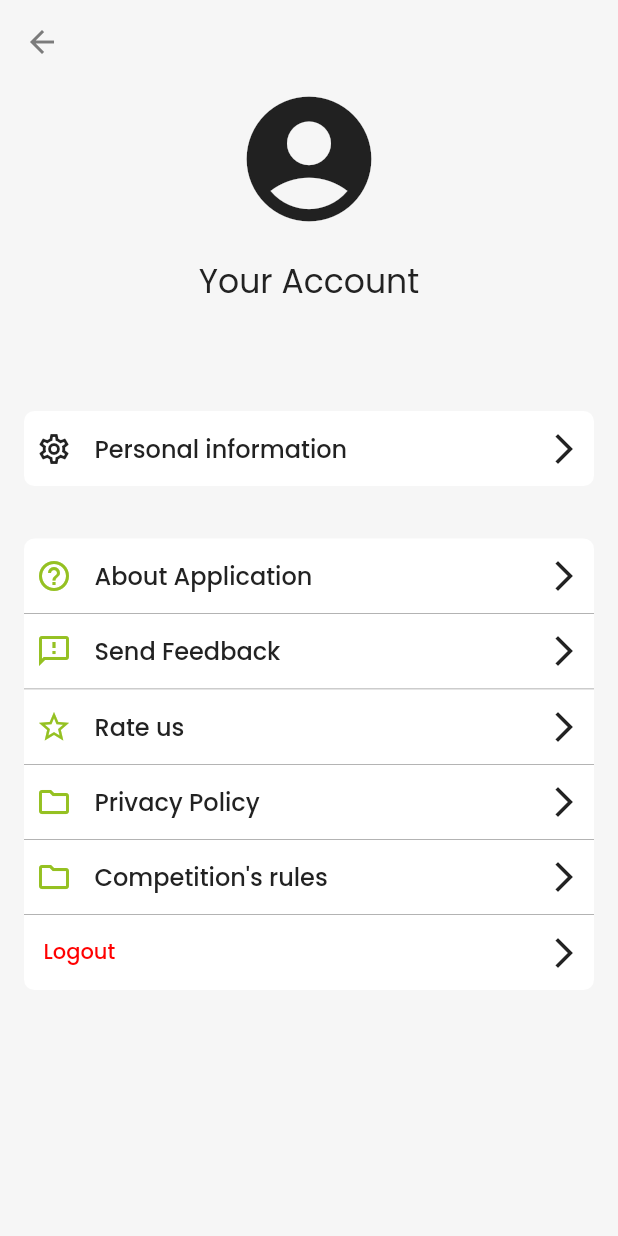
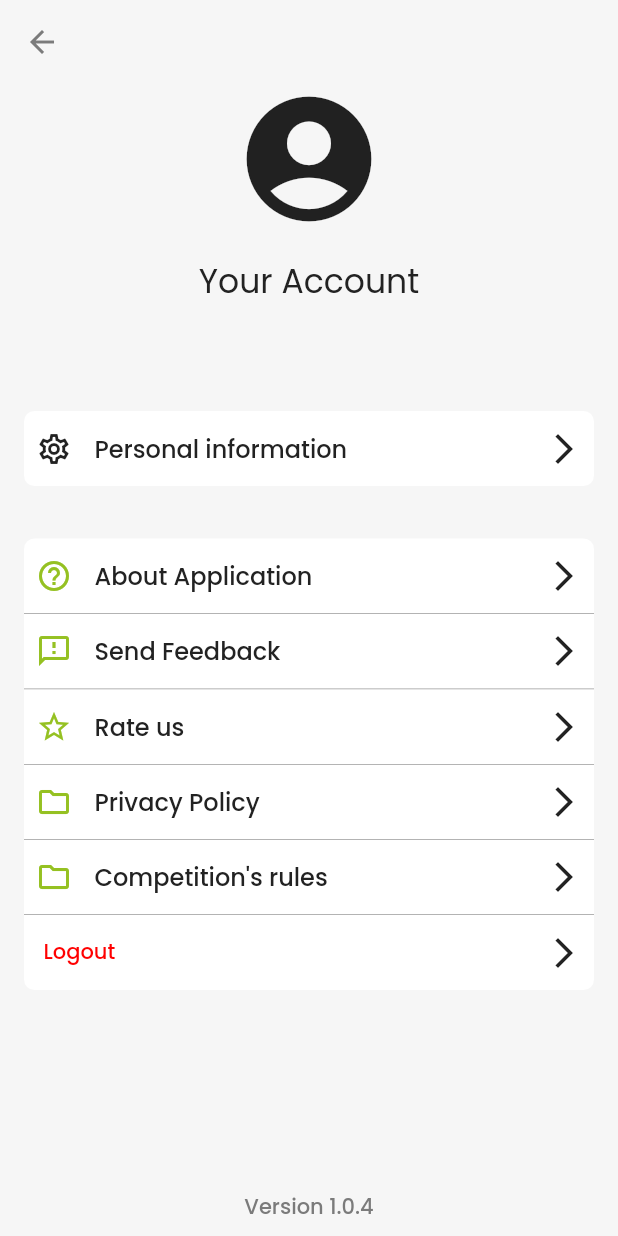
Before and after one commit to ZieloneGliwice/zielone_gliwice_mobile, a Flutter app: the SettingsPage screen opened by its route, on a phone screen of 412 x 824 dp. Run offline on Flutter 3.47's test engine with Material 2 defaults, Android fonts, the light colour scheme and no system bars; our stand-ins replace carousel_slider, dio, firebase_analytics, firebase_auth, firebase_core, firebase_crashlytics and 11 more; accounts and stored records are empty; project files that could hold a hidden picture were left out.

Commit message:
Added current version text in settings

```diff
--- a/lib/settings/settings_page.dart
+++ b/lib/settings/settings_page.dart
@@ -2,7 +2,7 @@ import 'dart:io';
 
 import 'package:flutter/material.dart';
 import 'package:get/get.dart';
-// import 'package:package_info_plus/package_info_plus.dart';
+import 'package:package_info_plus/package_info_plus.dart';
 import 'package:url_launcher/url_launcher.dart';
 
 import '../about_app/about_app_page.dart';
@@ -35,12 +35,11 @@ class SettingsPage extends GetView<SettingsPageController> {
         onLoading: const ActivityIndicator(),
         onError: (String? error) => _errorView(error),
       ),
-
-      //not working
-      //   bottomNavigationBar: BottomAppBar(
-      //       elevation: 0,
-      //       color: Colors.transparent,
-      //       child: Obx(() => _appVersion())),
+      bottomNavigationBar: BottomAppBar(
+          height: 30,
+          elevation: 0,
+          color: Colors.transparent,
+          child: Obx(() => _appVersion())),
     );
   }
 
@@ -132,20 +131,19 @@ class SettingsPage extends GetView<SettingsPageController> {
     }
   }
 
-  //not working
-  // Widget _appVersion() {
-  //   if (controller.version.value != null &&
-  //       controller.version.value.isNotEmpty) {
-  //     return Text(
-  //       'version'.trParams(
-  //           <String, String>{'current_version': controller.version.value}),
-  //       textAlign: TextAlign.center,
-  //       style: ApplicationTextStyles.settingsVersionTextStyle,
-  //     );
-  //   } else {
-  //     return const Text('');
-  //   }
-  // }
+  Widget _appVersion() {
+    if (controller.version.value != null &&
+        controller.version.value.isNotEmpty) {
+      return Text(
+        'version'.trParams(
+            <String, String>{'current_version': controller.version.value}),
+        textAlign: TextAlign.center,
+        style: ApplicationTextStyles.settingsVersionTextStyle,
+      );
+    } else {
+      return const Text('');
+    }
+  }
 
   Widget _settingsColumn() {
     return Container(
@@ -281,7 +279,7 @@ class SettingsPage extends GetView<SettingsPageController> {
 class SettingsPageController extends SessionController with StateMixin<bool> {
   SettingsPageController(super.sessionStorage, super.photosService);
 
-  // RxString version = ''.obs;
+  RxString version = ''.obs;
   RxString photoURL = ''.obs;
   RxString userName = ''.obs;
 
@@ -294,9 +292,8 @@ class SettingsPageController extends SessionController with StateMixin<bool> {
   Future<void> getData() async {
     change(null, status: RxStatus.loading());
 
-    // await getVersion();
-
     try {
+      await getVersion();
       await loadUser();
 
       change(true, status: RxStatus.success());
@@ -360,9 +357,8 @@ class SettingsPageController extends SessionController with StateMixin<bool> {
     change(null, status: RxStatus.error(error.identifier));
   }
 
-  // to do, appversion on the bottom
-  // Future<void> getVersion() async {
-  //   final PackageInfo packageInfo = await PackageInfo.fromPlatform();
-  //   version.value = packageInfo.version;
-  // }
+  Future<void> getVersion() async {
+    final PackageInfo packageInfo = await PackageInfo.fromPlatform();
+    version.value = packageInfo.version;
+  }
 }
```
